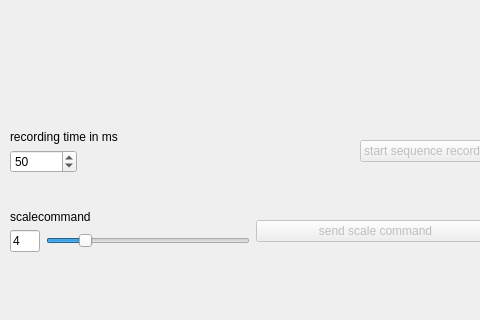
First picture: the form in gui.ui, repository marvin2k/guibabel, before the edit; both pictures show x 0 to 480 and y 480 to 800 of the 800 by 800 pixel window.
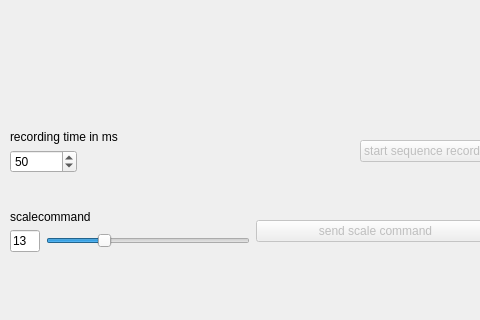
Second picture: the form after the edit. Custom widgets are drawn as their Qt base class.

Commit message: [guibabel] minor changes an der gui

Diff of the .ui file:
```diff
--- a/gui.ui
+++ b/gui.ui
@@ -319,7 +319,7 @@
               </size>
              </property>
              <property name="text">
-              <string>4</string>
+              <string>13</string>
              </property>
             </widget>
            </item>
@@ -332,13 +332,13 @@
               </sizepolicy>
              </property>
              <property name="maximum">
-              <number>24</number>
+              <number>48</number>
              </property>
              <property name="pageStep">
               <number>1</number>
              </property>
              <property name="value">
-              <number>4</number>
+              <number>13</number>
              </property>
              <property name="orientation">
               <enum>Qt::Horizontal</enum>
```
